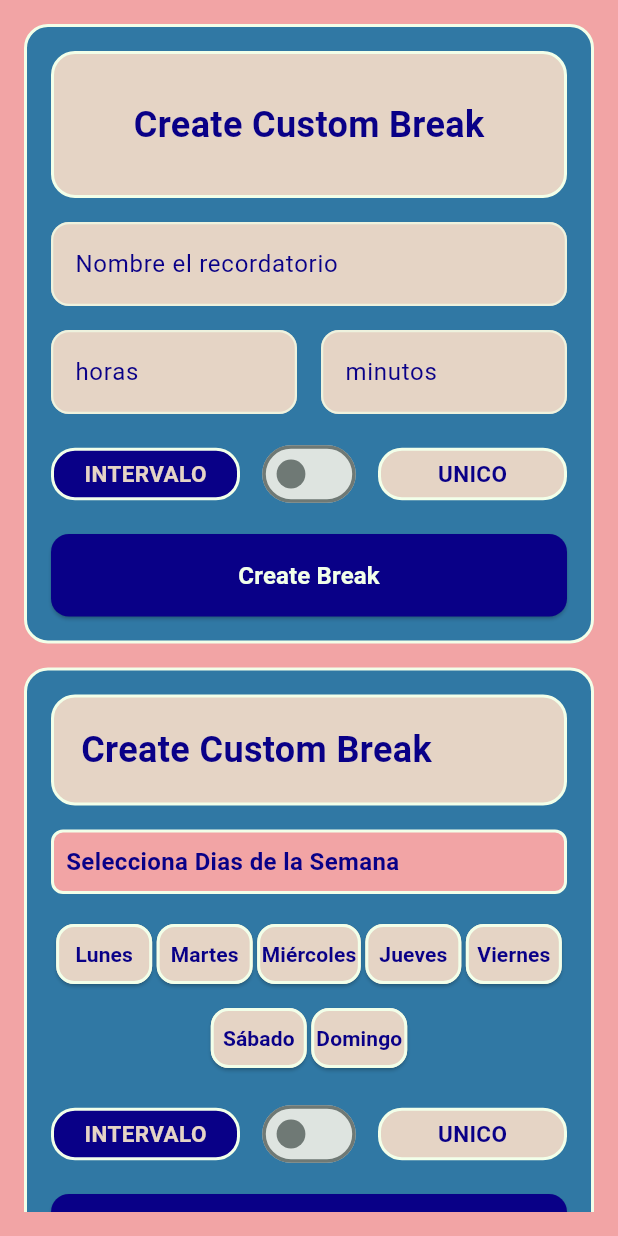
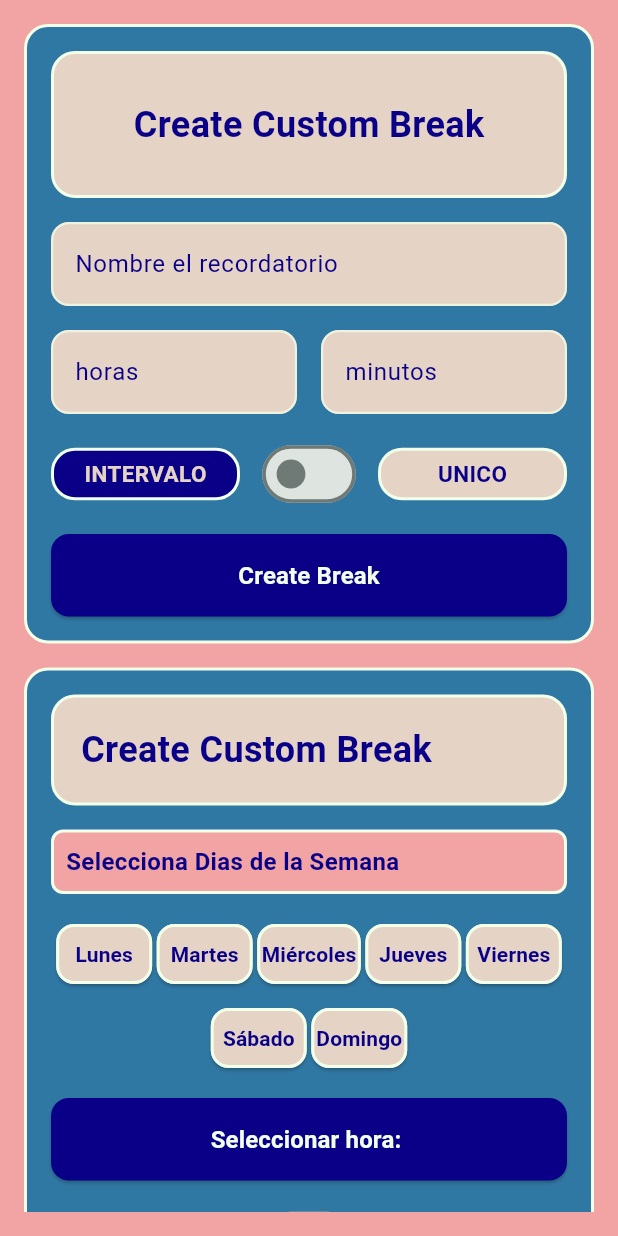
Before and after one commit to DanPao-GA/recordatorios_app, a Flutter app: the Vista2 screen opened directly, on a phone screen of 412 x 824 dp. Run offline on Flutter 3.47's test engine with Material 3 defaults, Android fonts, the phone set to English and light mode, and no system bars; our stand-ins replace sqflite, sqflite_common_ffi; accounts and stored records are empty.

Commit message:
horas del lado derecho de la vistab2

```diff
--- a/lib/vista_2.dart
+++ b/lib/vista_2.dart
@@ -34,7 +34,7 @@ class _Vista2State extends State<Vista2> {
   bool viernes = false;
   bool sabado = false;
   bool domingo = false;
-
+  TimeOfDay? horaSeleccionada;
 
 
   InputDecoration _inputDecoration(String hintText) {
@@ -341,6 +341,28 @@ minimumSize: tamaño mínimo del botón
         ),
 
       const SizedBox(height: 16.0),
+
+      ElevatedButton(onPressed: () {
+
+          _seleccionarHora(context);
+
+      },
+      style: ElevatedButton.styleFrom( //EL STYLEFROM es
+      backgroundColor: AppColors.colorBase1, // O el color que prefieras de tu app
+      foregroundColor: AppColors.colorBase2,
+      padding: const EdgeInsets.symmetric(vertical: 16), //esto es pa q se centre
+      shape: RoundedRectangleBorder(
+        borderRadius: BorderRadius.circular(12),
+      ),
+        ),
+        child: Text(
+          horaSeleccionada == null // esto es un if horaSeleccionada == null
+          ? 'Seleccionar hora: ': "Hora: ${horaSeleccionada!.format(context)}",
+          style: TextStyle(fontSize: 16, fontWeight: FontWeight.bold),
+        ),
+      ),
+
+        const SizedBox(height: 16.0),
       // ROW DEL BOTON DEL TIPO
       Row(
         mainAxisAlignment: MainAxisAlignment.center,
@@ -447,6 +469,21 @@ minimumSize: tamaño mínimo del botón
 
         // 4. ¡Listo! Aquí ya tienes los días listos para guardar
         print("Días seleccionados a guardar: $diasSeleccionados");
+        print("Hora: ${horaSeleccionada!.format(context)}"); //.formt ase adapta a la ersona
+
+        setState(() {
+            // 1. Regresamos todos los días a falso (deseleccionados)
+            lunes = false;
+            martes = false;
+            miercoles = false;
+            jueves = false;
+            viernes = false;
+            sabado = false;
+            domingo = false;
+
+            // 2. Devolvemos la hora a su estado inicial vacío
+            horaSeleccionada = null;
+        });
 
       },
       style: ElevatedButton.styleFrom( //EL STYLEFROM es
@@ -522,6 +559,25 @@ minimumSize: tamaño mínimo del botón
     );
   }
 
+Future<void> _seleccionarHora(BuildContext context) async {
+  // 1. Mostramos el cuadro de diálogo del reloj nativo
+  final TimeOfDay? temporal = await showTimePicker( //almacena la hra seleccionada
+    context: context,
+    initialTime: horaSeleccionada ?? TimeOfDay.now(), // Hora inicial por defecto
+    builder: (context, child) { //aqui se pone bonito
+      // Opcional: Esto es por si quieres personalizar los colores o idioma del reloj
+      return MediaQuery(
+        data: MediaQuery.of(context).copyWith(alwaysUse24HourFormat: false), // Cambia a true si prefieres formato de 24 horas
+        child: child!,
+      );
+    },
+  );
+  if (temporal != null) {
+    setState(() {
+      horaSeleccionada = temporal;
+    });
+  }
+}
 
 /////////////////////////////////////////////////////////////////////////////////////////////////////////////////////////////////////////
 
```
